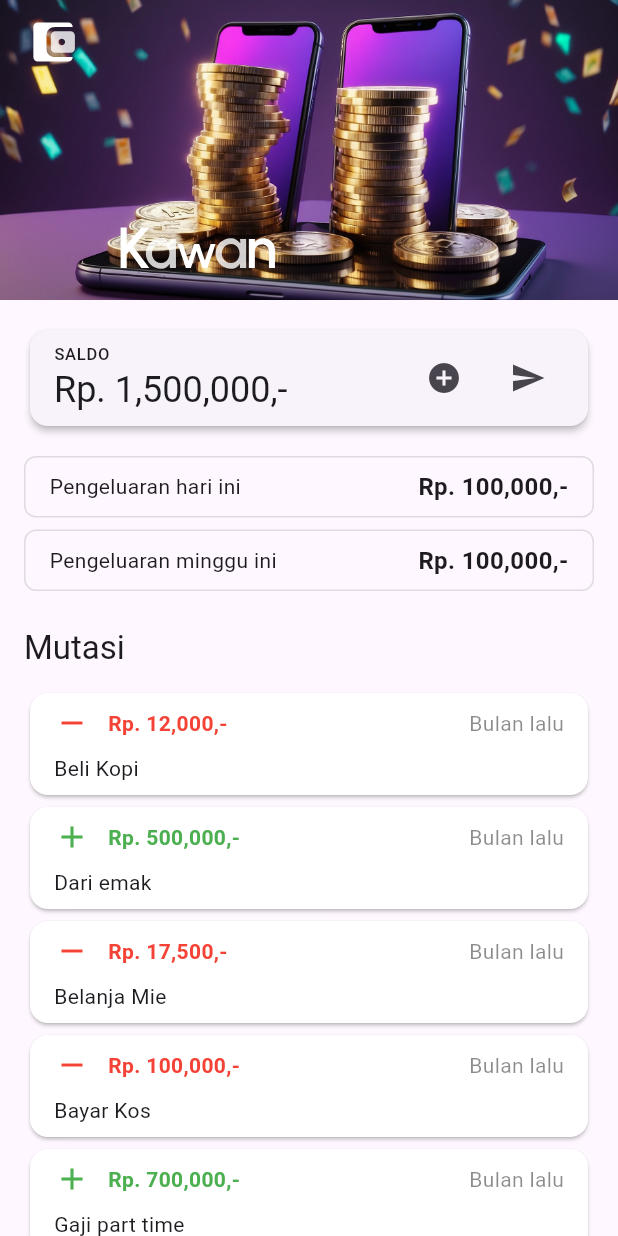
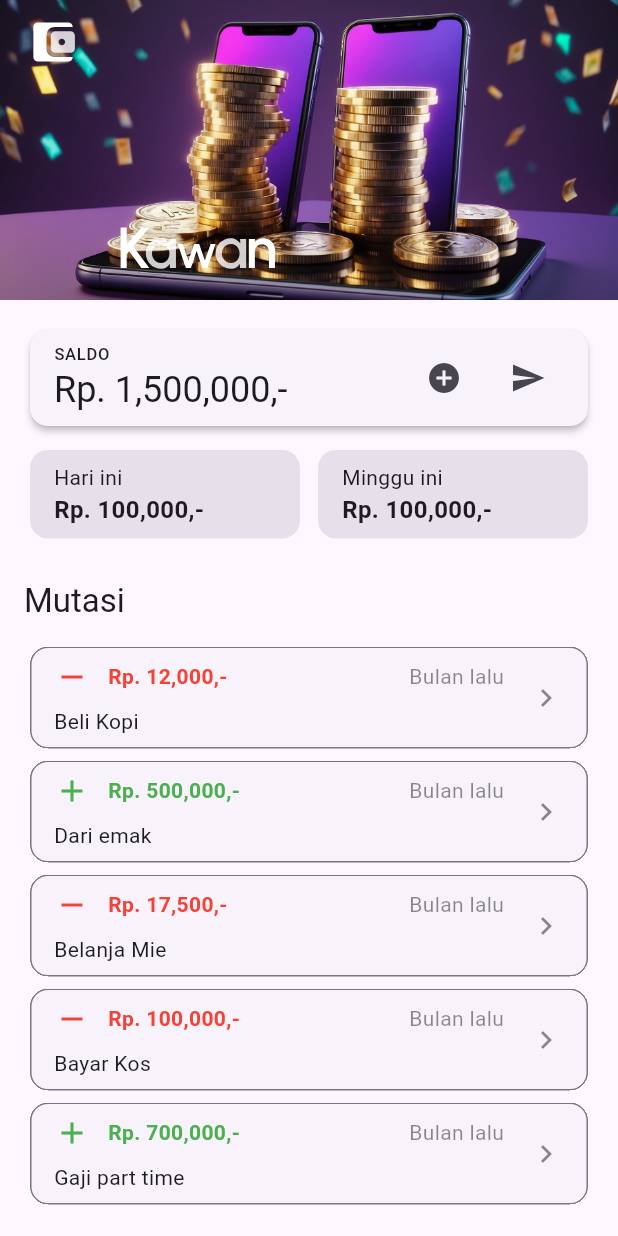
Before and after one commit to iyxan23/kawan, a Flutter app: the screen it shows after launch, on a phone screen of 412 x 824 dp. Run offline on Flutter 3.47's test engine with Material 3 defaults, Android fonts, the phone set to English and light mode, and no system bars; our stand-ins replace flutter_svg.

Commit message:
chore: mm some fun ui changes

```diff
--- a/lib/homepage.dart
+++ b/lib/homepage.dart
@@ -44,23 +44,61 @@ class HomePage extends StatelessWidget {
             )
           ];
         },
-        body: const SingleChildScrollView(
-          padding: EdgeInsets.all(16),
+        body: SingleChildScrollView(
+          padding: const EdgeInsets.all(16),
           child: Column(
             children: [
-              BalanceWidget(),
-              SizedBox(height: 16),
-              HomePageCard(
-                title: "Pengeluaran hari ini",
-                amount: "Rp. 100,000,-",
+              const BalanceWidget(),
+              const SizedBox(height: 8),
+              Row(
+                children: [
+                  Expanded(
+                    child: Card(
+                      elevation: 0,
+                      color: Theme.of(context).colorScheme.surfaceVariant,
+                      child: const Padding(
+                        padding:
+                            EdgeInsets.symmetric(horizontal: 16, vertical: 8),
+                        child: Column(
+                          crossAxisAlignment: CrossAxisAlignment.start,
+                          children: [
+                            Text("Hari ini"),
+                            Text(
+                              "Rp. 100,000,-",
+                              style: TextStyle(
+                                  fontWeight: FontWeight.bold, fontSize: 16),
                             ),
-              SizedBox(height: 8),
-              HomePageCard(
-                title: "Pengeluaran minggu ini",
-                amount: "Rp. 100,000,-",
+                          ],
                         ),
-              SizedBox(height: 24),
-              InvoicesSection()
+                      ),
+                    ),
+                  ),
+                  const SizedBox(width: 4),
+                  Expanded(
+                    child: Card(
+                      elevation: 0,
+                      color: Theme.of(context).colorScheme.surfaceVariant,
+                      child: const Padding(
+                        padding:
+                            EdgeInsets.symmetric(horizontal: 16, vertical: 8),
+                        child: Column(
+                          crossAxisAlignment: CrossAxisAlignment.start,
+                          children: [
+                            Text("Minggu ini"),
+                            Text(
+                              "Rp. 100,000,-",
+                              style: TextStyle(
+                                  fontWeight: FontWeight.bold, fontSize: 16),
+                            ),
+                          ],
+                        ),
+                      ),
+                    ),
+                  )
+                ],
+              ),
+              const SizedBox(height: 24),
+              const InvoicesSection()
             ],
           ),
         ),
@@ -131,9 +169,22 @@ class InvoiceCard extends StatelessWidget {
   @override
   Widget build(BuildContext context) {
     return Card(
-      color: Colors.white,
+      elevation: 0,
+      shape: RoundedRectangleBorder(
+        side: BorderSide(
+          color: Theme.of(context).colorScheme.outline,
+        ),
+        borderRadius: const BorderRadius.all(Radius.circular(12)),
+      ),
+      clipBehavior: Clip.hardEdge,
+      child: InkWell(
+        onTap: () {},
+        borderRadius: const BorderRadius.all(Radius.circular(12)),
         child: Padding(
           padding: const EdgeInsets.symmetric(horizontal: 16, vertical: 8),
+          child: Row(
+            children: [
+              Expanded(
                   child: Column(
                 crossAxisAlignment: CrossAxisAlignment.start,
                 children: [
@@ -167,6 +218,17 @@ class InvoiceCard extends StatelessWidget {
                   const SizedBox(height: 8),
                   Text(description),
                 ],
+              )),
+              Container(
+                padding: const EdgeInsets.only(left: 16),
+                child: const Icon(
+                  Icons.chevron_right,
+                  color: Colors.black45,
+                  size: 24,
+                ),
+              ),
+            ],
+          ),
         ),
       ),
     );
@@ -181,26 +243,8 @@ class HomePageCard extends StatelessWidget {
 
   @override
   Widget build(BuildContext context) {
-    return Container(
-      decoration: BoxDecoration(
-        border: Border.all(color: Colors.black.withAlpha(30)),
-        borderRadius: const BorderRadius.all(
-          Radius.circular(8),
-        ),
-      ),
-      padding: const EdgeInsets.symmetric(horizontal: 16, vertical: 8),
-      child: Row(
-        crossAxisAlignment: CrossAxisAlignment.center,
-        children: [
-          Text(title),
-          const Spacer(),
-          Text(
-            amount,
-            style: const TextStyle(fontWeight: FontWeight.bold, fontSize: 16),
-          ),
-        ],
-      ),
-    );
+    return const Card();
+    ;
   }
 }
 
```
Lines whose indentation alone changed are shown as unchanged.
